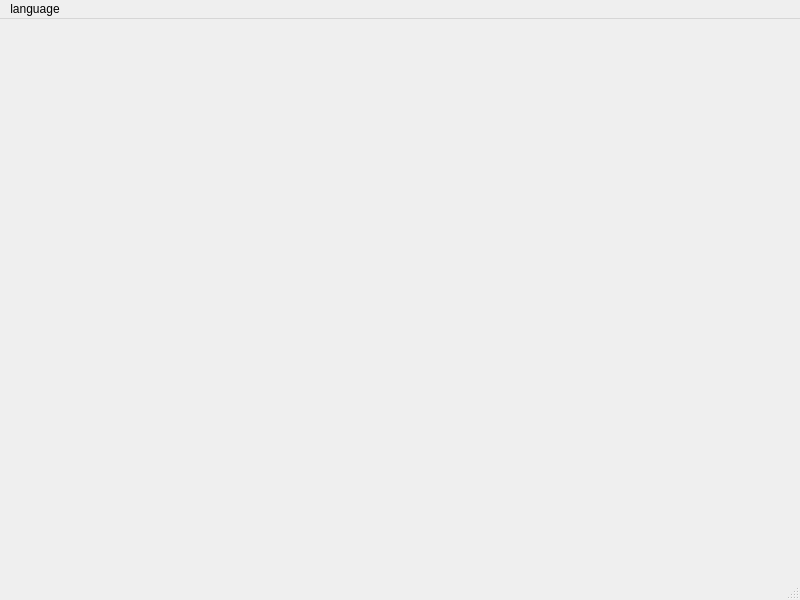
btsd321/point_clound_process, file ui/main_window.ui: the form before one commit.
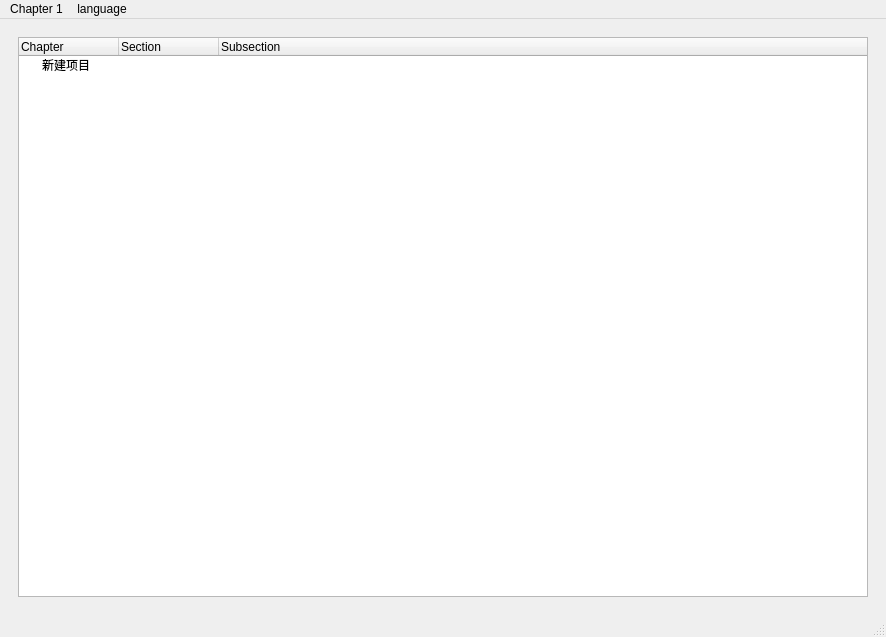
The form after the commit. The open tabs and pages were chosen to show the change. Custom widgets are drawn as their Qt base class.

Commit message: feat(ui): 添加云点云转换界面及相关功能

Patch:
```diff
--- a/ui/main_window.ui
+++ b/ui/main_window.ui
@@ -6,8 +6,8 @@
    <rect>
     <x>0</x>
     <y>0</y>
-    <width>800</width>
-    <height>600</height>
+    <width>886</width>
+    <height>637</height>
    </rect>
   </property>
   <property name="windowTitle">
@@ -16,13 +16,52 @@
   <property name="locale">
    <locale language="English" country="UnitedStates"/>
   </property>
-  <widget class="QWidget" name="centralwidget"/>
+  <widget class="QWidget" name="central_widget">
+   <layout class="QVBoxLayout" name="verticalLayout">
+    <item>
+     <widget class="QStackedWidget" name="stacked_widget">
+      <property name="currentIndex">
+       <number>1</number>
+      </property>
+      <widget class="QWidget" name="page_home">
+       <layout class="QHBoxLayout" name="horizontalLayout">
+        <item>
+         <widget class="QTreeWidget" name="treeWidget">
+          <column>
+           <property name="text">
+            <string>Chapter</string>
+           </property>
+          </column>
+          <column>
+           <property name="text">
+            <string>Section</string>
+           </property>
+          </column>
+          <column>
+           <property name="text">
+            <string>Subsection</string>
+           </property>
+          </column>
+          <item>
+           <property name="text">
+            <string>新建项目</string>
+           </property>
+          </item>
+         </widget>
+        </item>
+       </layout>
+      </widget>
+      <widget class="btsd::CCloudConvertWidget" name="page_c1s1_1"/>
+     </widget>
+    </item>
+   </layout>
+  </widget>
   <widget class="QMenuBar" name="menubar">
    <property name="geometry">
     <rect>
      <x>0</x>
      <y>0</y>
-     <width>800</width>
+     <width>886</width>
      <height>18</height>
     </rect>
    </property>
@@ -33,6 +72,35 @@
     <addaction name="action_english"/>
     <addaction name="action_chinese"/>
    </widget>
+   <widget class="QMenu" name="menu_c1">
+    <property name="title">
+     <string>Chapter 1</string>
+    </property>
+    <widget class="QMenu" name="menu_c1s3">
+     <property name="title">
+      <string>Section 3</string>
+     </property>
+     <addaction name="action_c1s3_1"/>
+     <addaction name="action_c1s3_2"/>
+     <addaction name="action_c1s3_3"/>
+     <addaction name="action_c1s3_4"/>
+     <addaction name="action_c1s3_5"/>
+    </widget>
+    <widget class="QMenu" name="menu_c1s4">
+     <property name="title">
+      <string>Section 4</string>
+     </property>
+     <addaction name="action_c1s4_1"/>
+     <addaction name="action_c1s4_2"/>
+     <addaction name="action_c1s4_3"/>
+    </widget>
+    <addaction name="action_c1s1_1"/>
+    <addaction name="action_c1s2_1"/>
+    <addaction name="menu_c1s3"/>
+    <addaction name="menu_c1s4"/>
+    <addaction name="action_c1s5_1"/>
+   </widget>
+   <addaction name="menu_c1"/>
    <addaction name="menu_config"/>
   </widget>
   <widget class="QStatusBar" name="statusbar"/>
@@ -56,6 +124,14 @@
    </property>
   </action>
  </widget>
+ <customwidgets>
+  <customwidget>
+   <class>btsd::CCloudConvertWidget</class>
+   <extends>QWidget</extends>
+   <header>.\gui\cloud_convert_widget.h</header>
+   <container>1</container>
+  </customwidget>
+ </customwidgets>
  <resources/>
  <connections/>
 </ui>
```
Left out of the diff: 55 changed lines with no effect on the pictures. The commit also changes 6 other files.
